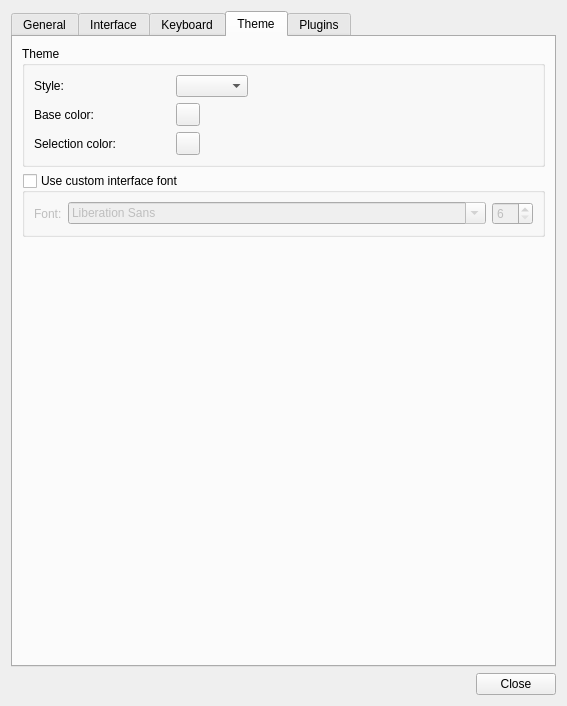
This is src/tiled/preferencesdialog.ui in mapeditor/tiled as Qt 5 draws it before an edit. The edited form follows.
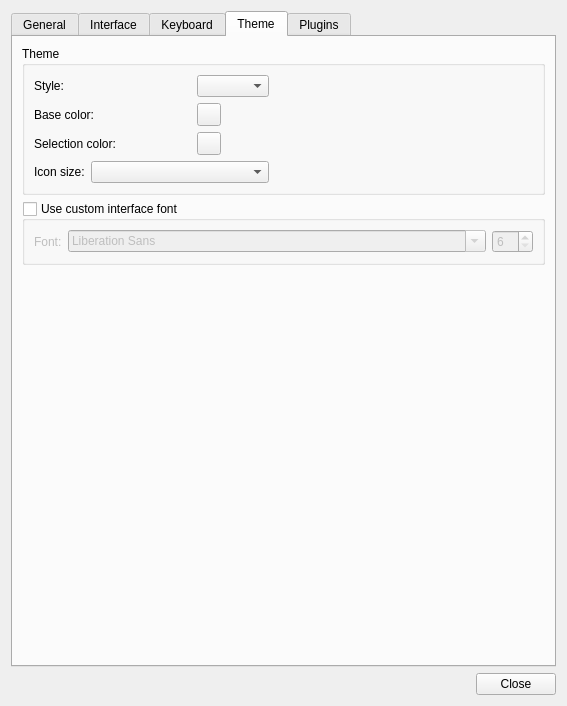
This is the edited form. The open tabs and pages were chosen to show the change. Custom widgets are drawn as their Qt base class.

Commit message: added icon size customization

The edit to the form file:
```diff
--- a/src/tiled/preferencesdialog.ui
+++ b/src/tiled/preferencesdialog.ui
@@ -532,6 +532,19 @@
             </property>
            </widget>
           </item>
+           <item row="3" column="0">
+            <widget class="QLabel" name="iconSizeLabel">
+             <property name="text">
+              <string>Icon size:</string>
+             </property>
+             <property name="buddy">
+              <cstring>iconSizeCombo</cstring>
+             </property>
+            </widget>
+           </item>
+           <item row="3" column="1" colspan="2">
+            <widget class="QComboBox" name="iconSizeCombo"/>
+           </item>
          </layout>
         </widget>
        </item>
```
Left out of the diff: 1 changed line with no effect on the pictures. Lines whose indentation alone changed are shown as unchanged. The commit also changes 6 other files.
